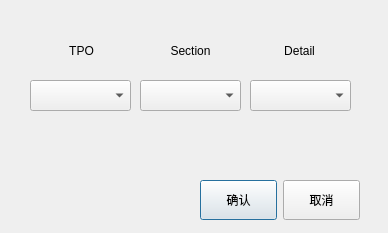
First picture: the form in dialog.ui, repository leihui6/marksentence, before the edit.
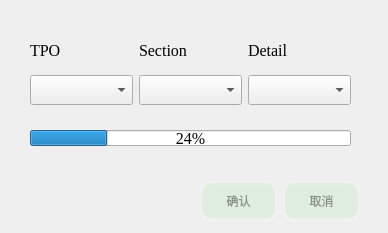
Second picture: the form after the edit.

```diff
--- a/dialog.ui
+++ b/dialog.ui
@@ -13,36 +13,6 @@
   <property name="windowTitle">
    <string>Dialog</string>
   </property>
-  <widget class="QComboBox" name="combox_detail">
-   <property name="geometry">
-    <rect>
-     <x>250</x>
-     <y>80</y>
-     <width>101</width>
-     <height>31</height>
-    </rect>
-   </property>
-  </widget>
-  <widget class="QComboBox" name="combox_section">
-   <property name="geometry">
-    <rect>
-     <x>140</x>
-     <y>80</y>
-     <width>101</width>
-     <height>31</height>
-    </rect>
-   </property>
-  </widget>
-  <widget class="QComboBox" name="combox_TPO">
-   <property name="geometry">
-    <rect>
-     <x>30</x>
-     <y>80</y>
-     <width>101</width>
-     <height>31</height>
-    </rect>
-   </property>
-  </widget>
   <widget class="QWidget" name="horizontalLayoutWidget">
    <property name="geometry">
     <rect>
@@ -52,34 +22,52 @@
      <height>41</height>
     </rect>
    </property>
-   <layout class="QHBoxLayout" name="horizontalLayout">
-    <item>
+   <layout class="QGridLayout" name="gridLayout_2">
+    <item row="0" column="0">
      <widget class="QLabel" name="label_TPO">
+      <property name="font">
+       <font>
+        <family>Times New Roman</family>
+        <pointsize>12</pointsize>
+       </font>
+      </property>
       <property name="text">
        <string>TPO</string>
       </property>
       <property name="alignment">
-       <set>Qt::AlignCenter</set>
+       <set>Qt::AlignLeading|Qt::AlignLeft|Qt::AlignVCenter</set>
       </property>
      </widget>
     </item>
-    <item>
+    <item row="0" column="1">
      <widget class="QLabel" name="label_2_section">
+      <property name="font">
+       <font>
+        <family>Times New Roman</family>
+        <pointsize>12</pointsize>
+       </font>
+      </property>
       <property name="text">
        <string>Section</string>
       </property>
       <property name="alignment">
-       <set>Qt::AlignCenter</set>
+       <set>Qt::AlignLeading|Qt::AlignLeft|Qt::AlignVCenter</set>
       </property>
      </widget>
     </item>
-    <item>
+    <item row="0" column="2">
      <widget class="QLabel" name="label_3_detail">
+      <property name="font">
+       <font>
+        <family>Times New Roman</family>
+        <pointsize>12</pointsize>
+       </font>
+      </property>
       <property name="text">
        <string>Detail</string>
       </property>
       <property name="alignment">
-       <set>Qt::AlignCenter</set>
+       <set>Qt::AlignLeading|Qt::AlignLeft|Qt::AlignVCenter</set>
       </property>
      </widget>
     </item>
@@ -91,7 +79,7 @@
      <x>200</x>
      <y>180</y>
      <width>160</width>
-     <height>41</height>
+     <height>42</height>
     </rect>
    </property>
    <layout class="QHBoxLayout" name="horizontalLayout_2">
@@ -103,6 +91,30 @@
         <height>40</height>
        </size>
       </property>
+      <property name="styleSheet">
+       <string notr="true">QPushButton{
+	background-color:rgba(100,225,100,30);
+	border-style:outset;
+	border-width:4px;           
+	border-radius:10px;
+	border-color:rgba(255,255,255,30);
+	font:Time New Roams bold 10px;
+	color:rgba(0,0,0,100);
+	padding:6px;
+}    
+QPushButton:pressed{     
+	background-color:rgba(100,255,100,200);    
+	border-color:rgba(255,255,255,30);   
+	border-style:inset;    
+	color:rgba(0,0,0,100);    
+}    
+
+QPushButton:hover{    
+	background-color:rgba(100,255,100,100);    
+	border-color:rgba(255,255,255,200);    
+	color:rgba(0,0,0,200);    
+}</string>
+      </property>
       <property name="text">
        <string>确认</string>
       </property>
@@ -116,6 +128,30 @@
         <height>40</height>
        </size>
       </property>
+      <property name="styleSheet">
+       <string notr="true">QPushButton{
+	background-color:rgba(100,225,100,30);
+	border-style:outset;
+	border-width:4px;           
+	border-radius:10px;
+	border-color:rgba(255,255,255,30);
+	font:Time New Roams bold 10px;
+	color:rgba(0,0,0,100);
+	padding:6px;
+}    
+QPushButton:pressed{     
+	background-color:rgba(100,255,100,200);    
+	border-color:rgba(255,255,255,30);   
+	border-style:inset;    
+	color:rgba(0,0,0,100);    
+}    
+
+QPushButton:hover{    
+	background-color:rgba(100,255,100,100);    
+	border-color:rgba(255,255,255,200);    
+	color:rgba(0,0,0,200);    
+}</string>
+      </property>
       <property name="text">
        <string>取消</string>
       </property>
@@ -123,6 +159,85 @@
     </item>
    </layout>
   </widget>
+  <widget class="QProgressBar" name="progressBar">
+   <property name="geometry">
+    <rect>
+     <x>30</x>
+     <y>130</y>
+     <width>321</width>
+     <height>16</height>
+    </rect>
+   </property>
+   <property name="font">
+    <font>
+     <family>Times New Roman</family>
+     <pointsize>12</pointsize>
+    </font>
+   </property>
+   <property name="value">
+    <number>24</number>
+   </property>
+  </widget>
+  <widget class="QWidget" name="horizontalLayoutWidget_3">
+   <property name="geometry">
+    <rect>
+     <x>30</x>
+     <y>70</y>
+     <width>321</width>
+     <height>41</height>
+    </rect>
+   </property>
+   <layout class="QGridLayout" name="gridLayout">
+    <item row="0" column="0">
+     <widget class="QComboBox" name="combox_TPO">
+      <property name="minimumSize">
+       <size>
+        <width>0</width>
+        <height>30</height>
+       </size>
+      </property>
+      <property name="font">
+       <font>
+        <family>Times New Roman</family>
+        <pointsize>12</pointsize>
+       </font>
+      </property>
+     </widget>
+    </item>
+    <item row="0" column="1">
+     <widget class="QComboBox" name="combox_section">
+      <property name="minimumSize">
+       <size>
+        <width>0</width>
+        <height>30</height>
+       </size>
+      </property>
+      <property name="font">
+       <font>
+        <family>Times New Roman</family>
+        <pointsize>12</pointsize>
+       </font>
+      </property>
+     </widget>
+    </item>
+    <item row="0" column="2">
+     <widget class="QComboBox" name="combox_detail">
+      <property name="minimumSize">
+       <size>
+        <width>0</width>
+        <height>30</height>
+       </size>
+      </property>
+      <property name="font">
+       <font>
+        <family>Times New Roman</family>
+        <pointsize>12</pointsize>
+       </font>
+      </property>
+     </widget>
+    </item>
+   </layout>
+  </widget>
  </widget>
  <resources/>
  <connections/>
```
